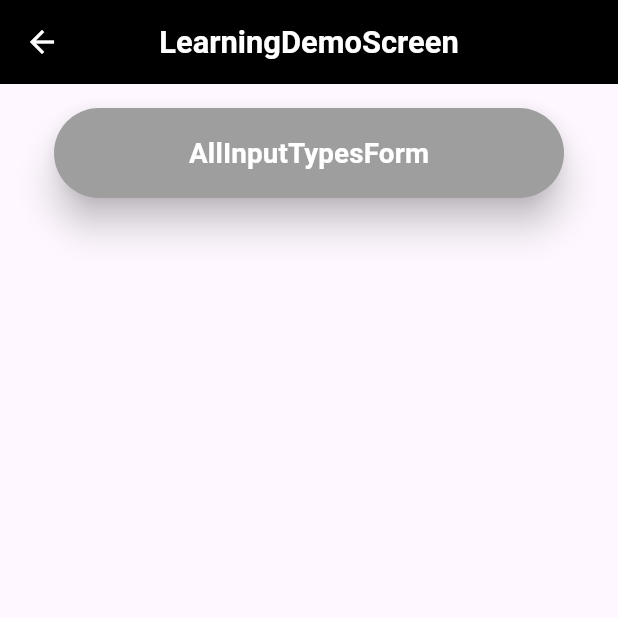
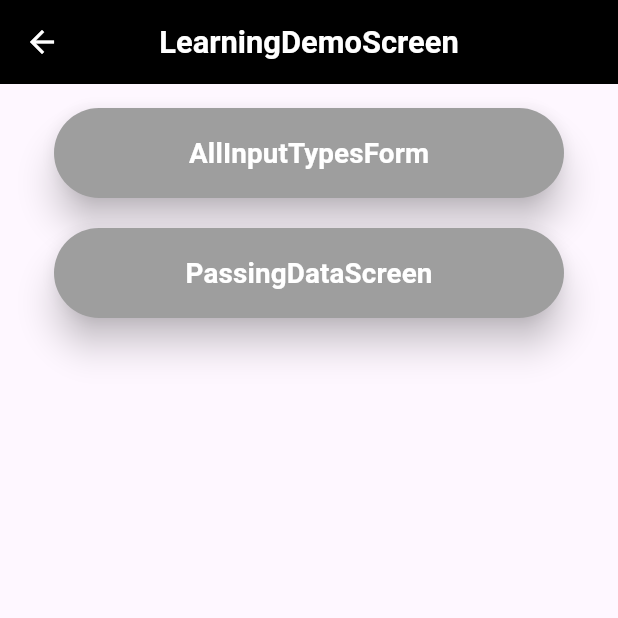
Before and after one commit to hadoopadministrator/my_flutter_app, a Flutter app: the screen it shows after launch, after a tap on "LearningDemoScreen", on a phone screen of 412 x 824 dp, the top half of it. Run offline on Flutter 3.47's test engine with Material 3 defaults, Android fonts, the phone set to English and light mode, and no system bars.

Commit message:
Passing data using pusnamed route in arguments

```diff
--- a/lib/main.dart
+++ b/lib/main.dart
@@ -1,4 +1,8 @@
 import 'package:flutter/material.dart';
+import 'package:my_app/screens/daily_challenge_screen.dart';
+import 'package:my_app/screens/demo_screens/passing_data_screen.dart';
+import 'package:my_app/screens/demo_screens/receiver_data_screen.dart';
+import 'package:my_app/screens/learning_demo_screen.dart';
 import 'package:my_app/screens/main_screen.dart';
 
 void main() {
@@ -13,7 +17,15 @@ class MyApp extends StatelessWidget {
   Widget build(BuildContext context) {
     return MaterialApp(
       // debugShowCheckedModeBanner: true,
-      home: const MainScreen(),
+      // home: const MainScreen(),
+      initialRoute: '/',
+      routes: {
+        '/': (context) => const MainScreen(),
+        'DailyChallengeScreen': (context) => const DailyChallengeScreen(),
+        'LearningDemoScreen': (context) => const LearningDemoScreen(),
+        'PassingDataScreen': (context) => const PassingDataScreen(),
+        'ReceiverDataScreen': (context) => ReceiverDataScreen(),
+      },
     );
   }
 }
--- a/lib/screens/learning_demo_screen.dart
+++ b/lib/screens/learning_demo_screen.dart
@@ -29,6 +29,14 @@ class LearningDemoScreen extends StatelessWidget {
                 );
               },
             ),
+            CustomButton(
+              width: width,
+              height: height,
+              days: "PassingDataScreen",
+              onPressede: () {
+                Navigator.pushNamed(context, 'PassingDataScreen');
+              },
+            ),
           ],
         ),
       ),
--- a/lib/screens/main_screen.dart
+++ b/lib/screens/main_screen.dart
@@ -1,7 +1,5 @@
 import 'package:flutter/material.dart';
 import 'package:my_app/custom_widgets/custom_button.dart';
-import 'package:my_app/screens/daily_challenge_screen.dart';
-import 'package:my_app/screens/learning_demo_screen.dart';
 
 class MainScreen extends StatelessWidget {
   const MainScreen({super.key});
@@ -18,25 +16,17 @@ class MainScreen extends StatelessWidget {
             CustomButton(
               width: width,
               height: height,
-              days: "DailyChallengeScreen",
+              days: 'DailyChallengeScreen',
               onPressede: () {
-                Navigator.push(
-                  context,
-                  MaterialPageRoute(
-                    builder: (context) => DailyChallengeScreen(),
-                  ),
-                );
+                Navigator.pushNamed(context, 'DailyChallengeScreen');
               },
             ),
             CustomButton(
               width: width,
               height: height,
-              days: "LearningDemoScreen",
+              days: 'LearningDemoScreen',
               onPressede: () {
-                Navigator.push(
-                  context,
-                  MaterialPageRoute(builder: (context) => LearningDemoScreen()),
-                );
+                Navigator.pushNamed(context, 'LearningDemoScreen');
               },
             ),
           ],
```
Also changed, not shown: lib/screens/demo_screens/passing_data_screen.dart (added, +76 -0 lines), lib/screens/demo_screens/receiver_data_screen.dart (added, +67 -0 lines).
